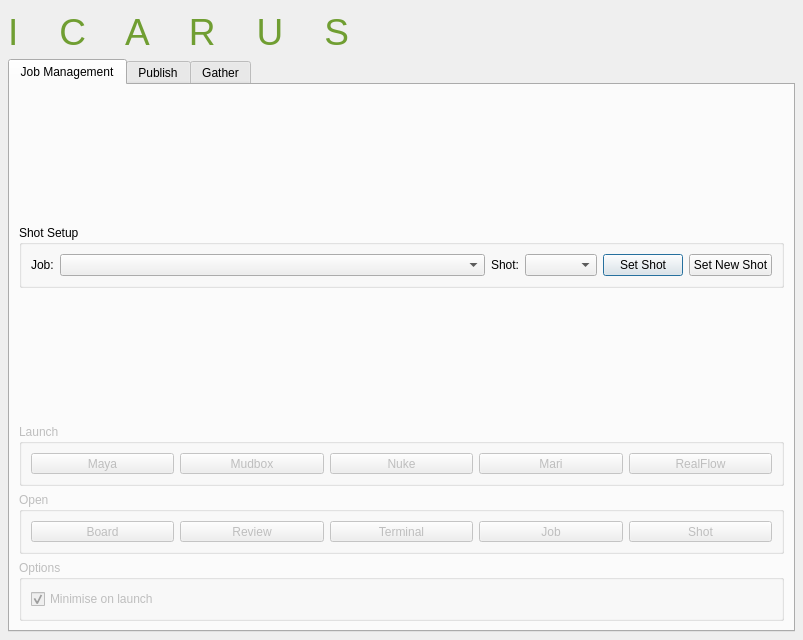
Qt form core/ui/icarusUI.ui (mjbonnington/icarus-gps) before a commit.
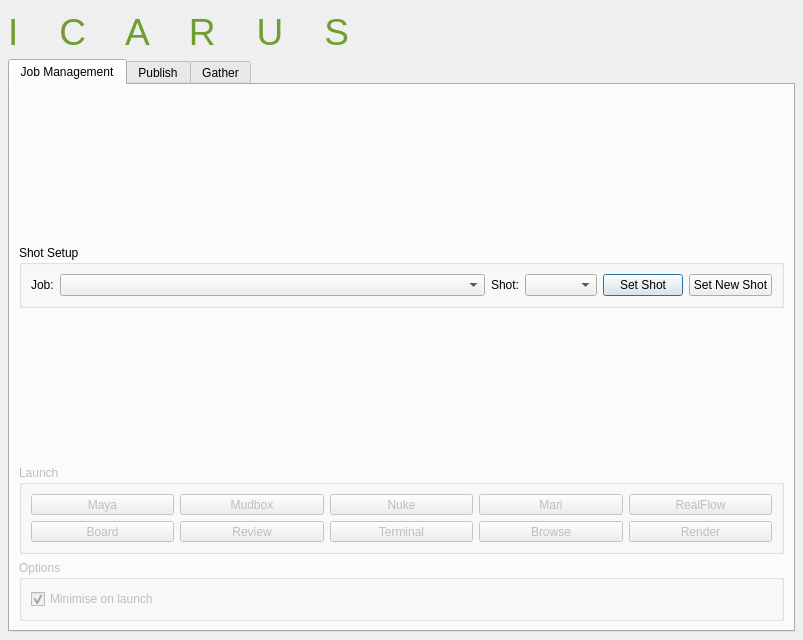
The same form after that commit. Icons and pictures are not drawn.

Commit message: Added button for command-line render to main Icarus UI. Tweaked tthe way recent

```diff
--- a/core/ui/icarusUI.ui
+++ b/core/ui/icarusUI.ui
@@ -337,8 +337,68 @@
             </property>
             <layout class="QVBoxLayout" name="verticalLayout_13">
              <item>
-              <layout class="QHBoxLayout" name="horizontalLayout_21">
-               <item>
+              <layout class="QGridLayout" name="apps_gridLayout">
+               <item row="0" column="3">
+                <widget class="QToolButton" name="mari_pushButton">
+                 <property name="sizePolicy">
+                  <sizepolicy hsizetype="Expanding" vsizetype="Fixed">
+                   <horstretch>0</horstretch>
+                   <verstretch>0</verstretch>
+                  </sizepolicy>
+                 </property>
+                 <property name="toolTip">
+                  <string>Launch Mari</string>
+                 </property>
+                 <property name="text">
+                  <string>Mari</string>
+                 </property>
+                 <property name="icon">
+                  <iconset resource="rsc.qrc">
+                   <normaloff>:/rsc/rsc/app_icon_mari.png</normaloff>
+                   <disabledoff>:/rsc/rsc/app_icon_mari_disabled.png</disabledoff>:/rsc/rsc/app_icon_mari.png</iconset>
+                 </property>
+                 <property name="iconSize">
+                  <size>
+                   <width>48</width>
+                   <height>48</height>
+                  </size>
+                 </property>
+                 <property name="toolButtonStyle">
+                  <enum>Qt::ToolButtonTextUnderIcon</enum>
+                 </property>
+                </widget>
+               </item>
+               <item row="0" column="4">
+                <widget class="QToolButton" name="realflow_pushButton">
+                 <property name="sizePolicy">
+                  <sizepolicy hsizetype="Expanding" vsizetype="Fixed">
+                   <horstretch>0</horstretch>
+                   <verstretch>0</verstretch>
+                  </sizepolicy>
+                 </property>
+                 <property name="toolTip">
+                  <string>Launch RealFlow</string>
+                 </property>
+                 <property name="text">
+                  <string>RealFlow</string>
+                 </property>
+                 <property name="icon">
+                  <iconset resource="rsc.qrc">
+                   <normaloff>:/rsc/rsc/app_icon_realflow.png</normaloff>
+                   <disabledoff>:/rsc/rsc/app_icon_realflow_disabled.png</disabledoff>:/rsc/rsc/app_icon_realflow.png</iconset>
+                 </property>
+                 <property name="iconSize">
+                  <size>
+                   <width>48</width>
+                   <height>48</height>
+                  </size>
+                 </property>
+                 <property name="toolButtonStyle">
+                  <enum>Qt::ToolButtonTextUnderIcon</enum>
+                 </property>
+                </widget>
+               </item>
+               <item row="0" column="0">
                 <widget class="QToolButton" name="maya_pushButton">
                  <property name="sizePolicy">
                   <sizepolicy hsizetype="Expanding" vsizetype="Fixed">
@@ -365,7 +425,7 @@
                  </property>
                 </widget>
                </item>
-               <item>
+               <item row="0" column="1">
                 <widget class="QToolButton" name="mudbox_pushButton">
                  <property name="sizePolicy">
                   <sizepolicy hsizetype="Expanding" vsizetype="Fixed">
@@ -392,7 +452,7 @@
                  </property>
                 </widget>
                </item>
-               <item>
+               <item row="0" column="2">
                 <widget class="QToolButton" name="nuke_pushButton">
                  <property name="sizePolicy">
                   <sizepolicy hsizetype="Expanding" vsizetype="Fixed">
@@ -419,86 +479,7 @@
                  </property>
                 </widget>
                </item>
-               <item>
-                <widget class="QToolButton" name="mari_pushButton">
-                 <property name="sizePolicy">
-                  <sizepolicy hsizetype="Expanding" vsizetype="Fixed">
-                   <horstretch>0</horstretch>
-                   <verstretch>0</verstretch>
-                  </sizepolicy>
-                 </property>
-                 <property name="text">
-                  <string>Mari</string>
-                 </property>
-                 <property name="icon">
-                  <iconset resource="rsc.qrc">
-                   <normaloff>:/rsc/rsc/app_icon_mari.png</normaloff>
-                   <disabledoff>:/rsc/rsc/app_icon_mari_disabled.png</disabledoff>:/rsc/rsc/app_icon_mari.png</iconset>
-                 </property>
-                 <property name="iconSize">
-                  <size>
-                   <width>48</width>
-                   <height>48</height>
-                  </size>
-                 </property>
-                 <property name="toolButtonStyle">
-                  <enum>Qt::ToolButtonTextUnderIcon</enum>
-                 </property>
-                </widget>
-               </item>
-               <item>
-                <widget class="QToolButton" name="realflow_pushButton">
-                 <property name="sizePolicy">
-                  <sizepolicy hsizetype="Expanding" vsizetype="Fixed">
-                   <horstretch>0</horstretch>
-                   <verstretch>0</verstretch>
-                  </sizepolicy>
-                 </property>
-                 <property name="text">
-                  <string>RealFlow</string>
-                 </property>
-                 <property name="icon">
-                  <iconset resource="rsc.qrc">
-                   <normaloff>:/rsc/rsc/app_icon_realflow.png</normaloff>
-                   <disabledoff>:/rsc/rsc/app_icon_realflow_disabled.png</disabledoff>:/rsc/rsc/app_icon_realflow.png</iconset>
-                 </property>
-                 <property name="iconSize">
-                  <size>
-                   <width>48</width>
-                   <height>48</height>
-                  </size>
-                 </property>
-                 <property name="toolButtonStyle">
-                  <enum>Qt::ToolButtonTextUnderIcon</enum>
-                 </property>
-                </widget>
-               </item>
-              </layout>
-             </item>
-            </layout>
-           </widget>
-          </item>
-          <item>
-           <widget class="QGroupBox" name="open_groupBox">
-            <property name="enabled">
-             <bool>false</bool>
-            </property>
-            <property name="sizePolicy">
-             <sizepolicy hsizetype="Preferred" vsizetype="Maximum">
-              <horstretch>0</horstretch>
-              <verstretch>0</verstretch>
-             </sizepolicy>
-            </property>
-            <property name="toolTip">
-             <string>&lt;html&gt;&lt;head/&gt;&lt;body&gt;&lt;p&gt;Launches applications to work within the job environment.&lt;/p&gt;&lt;p&gt;This section becomes available once the job and shot environment is set.&lt;/p&gt;&lt;/body&gt;&lt;/html&gt;</string>
-            </property>
-            <property name="title">
-             <string>Open</string>
-            </property>
-            <layout class="QVBoxLayout" name="verticalLayout_14">
-             <item>
-              <layout class="QHBoxLayout" name="horizontalLayout_22">
-               <item>
+               <item row="1" column="0">
                 <widget class="QToolButton" name="openProdBoard_pushButton">
                  <property name="sizePolicy">
                   <sizepolicy hsizetype="Expanding" vsizetype="Fixed">
@@ -579,8 +560,8 @@
                  </property>
                 </widget>
                </item>
-               <item>
-                <widget class="QToolButton" name="openJob_pushButton">
+               <item row="1" column="3">
+                <widget class="QToolButton" name="browse_pushButton">
                  <property name="sizePolicy">
                   <sizepolicy hsizetype="Expanding" vsizetype="Fixed">
                    <horstretch>0</horstretch>
@@ -588,7 +569,7 @@
                   </sizepolicy>
                  </property>
                  <property name="text">
-                  <string>Job</string>
+                  <string>Browse</string>
                  </property>
                  <property name="icon">
                   <iconset resource="rsc.qrc">
@@ -606,8 +587,8 @@
                  </property>
                 </widget>
                </item>
-               <item>
-                <widget class="QToolButton" name="openShot_pushButton">
+               <item row="1" column="4">
+                <widget class="QToolButton" name="render_pushButton">
                  <property name="sizePolicy">
                   <sizepolicy hsizetype="Expanding" vsizetype="Fixed">
                    <horstretch>0</horstretch>
@@ -615,7 +596,7 @@
                   </sizepolicy>
                  </property>
                  <property name="text">
-                  <string>Shot</string>
+                  <string>Render</string>
                  </property>
                  <property name="icon">
                   <iconset resource="rsc.qrc">
```
Left out of the diff: 41 changed lines with no effect on the pictures. The commit also changes 16 other files.
